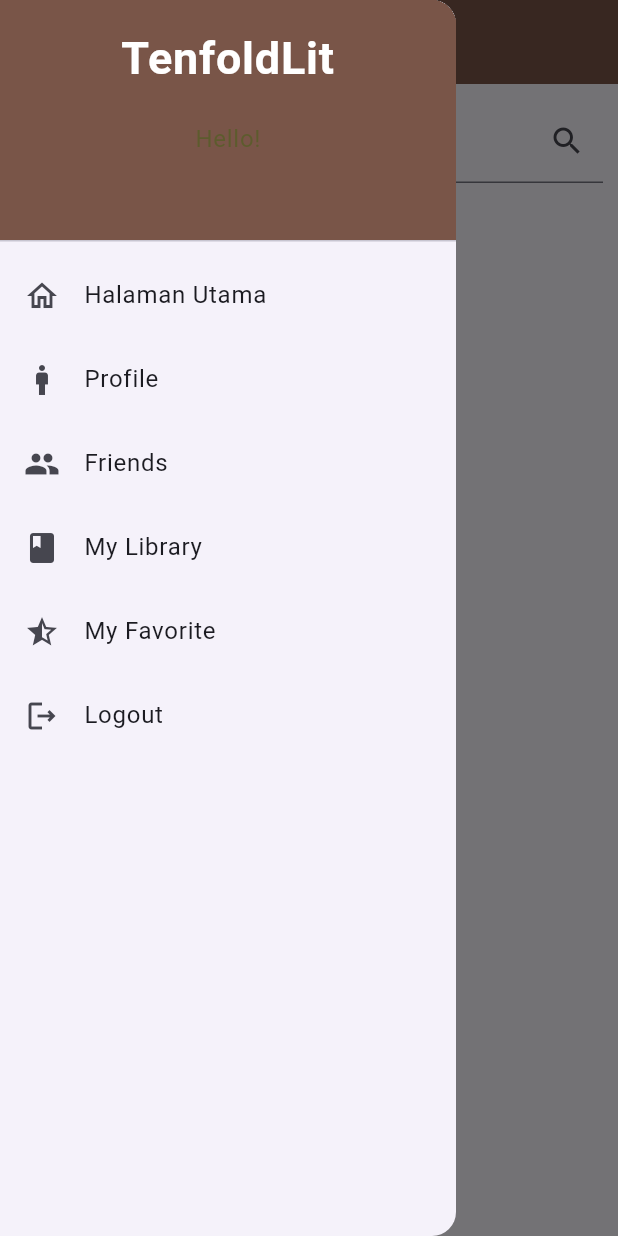
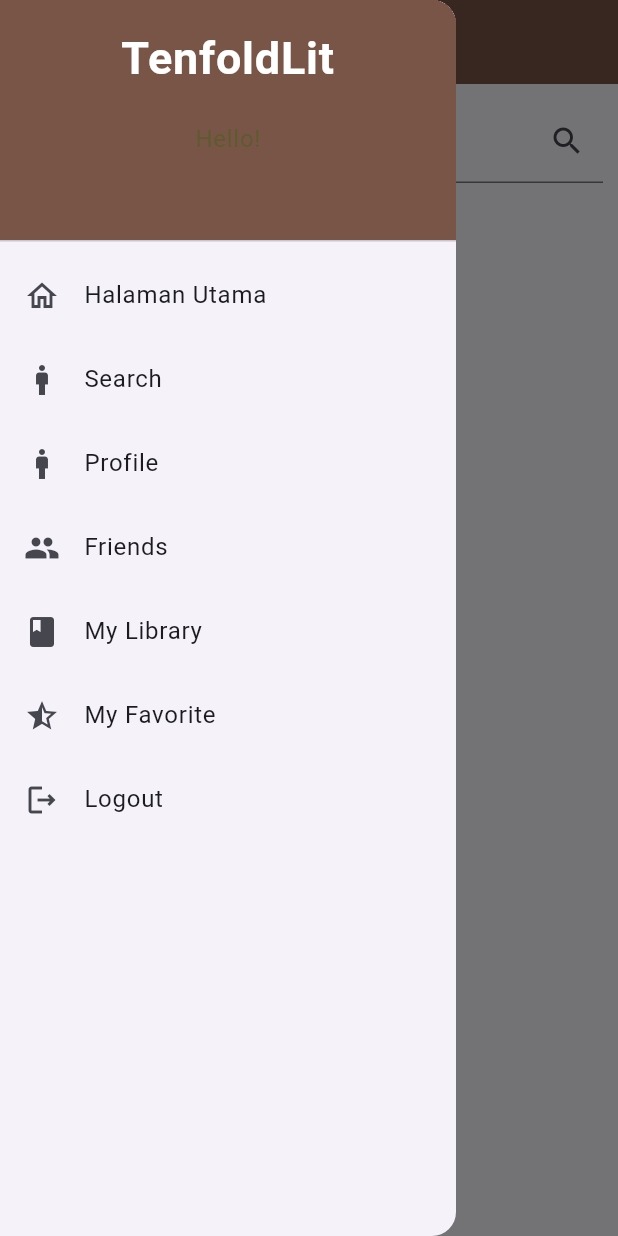
Before and after one commit to PBP-A10-Mobile/TenFoldLit-A10-Mobile, a Flutter app: the FriendsPage screen opened directly, with the side drawer open, on a phone screen of 412 x 824 dp. Run offline on Flutter 3.47's test engine with Material 3 defaults, Android fonts, the light colour scheme and no system bars; missing offline and left inert: pbp_django_auth.

Commit message:
edit drawer

```diff
--- a/lib/homepage/widgets/left_drawer.dart
+++ b/lib/homepage/widgets/left_drawer.dart
@@ -55,6 +55,20 @@ class LeftDrawer extends StatelessWidget {
           ),
           ListTile(
             leading: const Icon(Icons.man),
+            title: const Text('Search'),
+            // Redirection ke InventoryPageForm
+            onTap: () {
+              // Replace the code with the navigation logic for the 'Search' page
+              // Navigator.push(
+              //   context,
+              //   MaterialPageRoute(
+              //     builder: (context) => const Search(),
+              //   ),
+              // );
+            },
+          ),
+          ListTile(
+            leading: const Icon(Icons.man),
             title: const Text('Profile'),
             // Redirection ke InventoryPageForm
             onTap: () {
@@ -73,7 +87,7 @@ class LeftDrawer extends StatelessWidget {
             // Redirection ke InventoryPageForm
             onTap: () {
               Navigator.push(context,
-              MaterialPageRoute(builder: (context) => const FriendsPage()));
+                  MaterialPageRoute(builder: (context) => const FriendsPage()));
             },
           ),
           ListTile(
@@ -108,8 +122,8 @@ class LeftDrawer extends StatelessWidget {
             leading: const Icon(Icons.logout_outlined),
             title: const Text('Logout'),
             onTap: () async {
-              final response = await request.logout(
-                "http://127.0.0.1:8000/logout_flutter/");
+              final response =
+                  await request.logout("http://127.0.0.1:8000/logout_flutter/");
               String message = response["message"];
               if (response['status']) {
                 String uname = response["username"];
```
